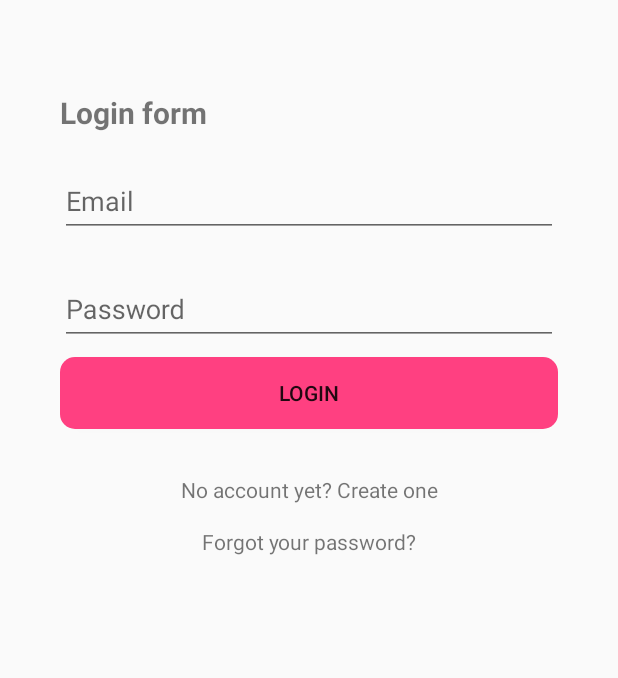
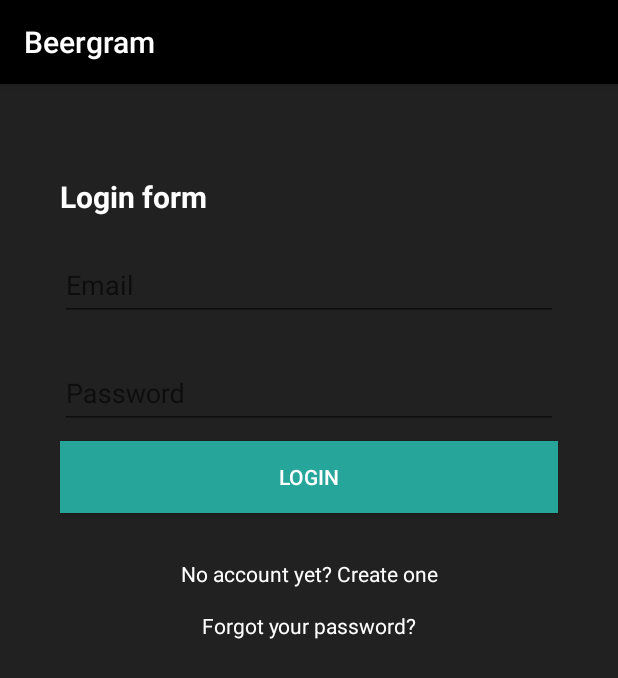
Before and after one commit to Mobile-APPs-Android/Dream-Team, an Android app: the screen it shows after launch (LoginActivity), on a phone screen of 412 x 824 dp. Shown: the top 678 px of the screen. Run offline under Robolectric (Android 15) with nearby library versions, the phone set to English and light mode, and no system bars; our stand-ins replace Dagger/Hilt's generated code, Firebase (no records; nobody signed in at launch, a user with empty details on screens opened directly), RxJava; 2 statements that could not run were skipped.

Commit message:
Create ic_beer.png and make UI changes of Login view

```diff
--- a/Beergram/app/src/main/AndroidManifest.xml
+++ b/Beergram/app/src/main/AndroidManifest.xml
@@ -7,11 +7,11 @@
     <uses-permission android:name="android.permission.INTERNET" />
     <uses-permission android:name="android.permission.WRITE_EXTERNAL_STORAGE" />
     <uses-permission android:name="android.permission.READ_EXTERNAL_STORAGE" />
-    <!-- TODO: must rename  android:label="@string/app_name", it shows the old name of the app-->
+
     <application
         android:name=".BeergramApplication"
         android:allowBackup="true"
-        android:icon="@mipmap/ic_launcher"
+        android:icon="@mipmap/ic_beer"
         android:label="@string/app_name"
         android:supportsRtl="true"
         android:theme="@style/AppTheme">
--- a/Beergram/app/src/main/res/layout/activity_login.xml
+++ b/Beergram/app/src/main/res/layout/activity_login.xml
@@ -9,6 +9,7 @@
     android:paddingRight="@dimen/activity_horizontal_margin"
     android:paddingTop="@dimen/activity_vertical_margin"
     android:orientation="vertical"
+    android:background="#212121"
     tools:context="com.example.dreamteam.beergram.auth.login.LoginActivity">
 
     <FrameLayout
--- a/Beergram/app/src/main/res/layout/fragment_login.xml
+++ b/Beergram/app/src/main/res/layout/fragment_login.xml
@@ -17,6 +17,7 @@
             android:layout_width="match_parent"
             android:layout_height="wrap_content"
             android:text="@string/login_form_title_text"
+            android:textColor="@color/white"
             android:textSize="20sp"
             android:textStyle="bold"
             android:layout_marginBottom="5dp"/>
@@ -32,7 +33,10 @@
                 android:layout_width="match_parent"
                 android:layout_height="wrap_content"
                 android:hint="@string/email_example_text"
-                android:inputType="textEmailAddress" />
+                android:textColorHint="@color/white"
+                android:textColor="@color/white"
+                android:inputType="textEmailAddress"
+                />
         </android.support.design.widget.TextInputLayout>
 
         <android.support.design.widget.TextInputLayout
@@ -46,16 +50,18 @@
                 android:layout_width="match_parent"
                 android:layout_height="wrap_content"
                 android:hint="@string/password_example_text"
+                android:textColorHint="@color/white"
                 android:inputType="textPassword" />
         </android.support.design.widget.TextInputLayout>
 
         <Button
-            android:background="@drawable/login_register_button"
+            android:background="#26A69A"
             android:id="@+id/btn_login"
             android:layout_width="match_parent"
             android:layout_height="wrap_content"
             android:layout_marginBottom="15dp"
-            android:text="@string/login_btn_text" />
+            android:text="@string/login_btn_text"
+            android:textColor="@color/white"/>
 
         <TextView
             android:id="@+id/tv_no_account"
@@ -63,13 +69,15 @@
             android:layout_height="wrap_content"
             android:layout_margin="15dp"
             android:gravity="center"
-            android:text="@string/no_account_text" />
+            android:text="@string/no_account_text"
+            android:textColor="#FFFFFF"/>
 
         <TextView
             android:id="@+id/tv_reset_password"
             android:layout_width="match_parent"
             android:layout_height="wrap_content"
             android:gravity="center"
-            android:text="@string/forgot_password_text" />
+            android:text="@string/forgot_password_text"
+            android:textColor="#FFFFFF"/>
     </LinearLayout>
 </ScrollView>
--- a/Beergram/app/src/main/res/values/colors.xml
+++ b/Beergram/app/src/main/res/values/colors.xml
@@ -34,7 +34,7 @@
     <color name="blue">#2196F3</color>
     <color name="light_blue">#03A9F4</color>
     <color name="cyan">#00BCD4</color>
-    <color name="teal">#009688</color>
+    <color name="teal">#2eecdb</color>
     <color name="green">#4CAF50</color>
     <color name="light_green">#8BC34A</color>
     <color name="lime">#CDDC39</color>
--- a/Beergram/app/src/main/res/values/styles.xml
+++ b/Beergram/app/src/main/res/values/styles.xml
@@ -1,11 +1,11 @@
 <resources>
 
     <!-- Base application theme. -->
-    <style name="AppTheme" parent="@Theme.AppCompat.Light.NoActionBar">
+    <style name="AppTheme" parent="@Theme.AppCompat.Light.DarkActionBar">
         <!-- Customize your theme here. -->
-        <item name="colorPrimary">@color/colorPrimary</item>
-        <item name="colorPrimaryDark">@color/colorPrimaryDark</item>
-        <item name="colorAccent">@color/colorAccent</item>
+        <item name="colorPrimary">#000000</item>
+        <item name="colorPrimaryDark">#424242</item>
+        <item name="colorAccent">#26A69A</item>
     </style>
 
     <!--Product customization-->
```
Also changed, not shown: Beergram/app/src/main/ic_beer-web.png (added), Beergram/app/src/main/res/mipmap-hdpi/ic_beer.png (added), Beergram/app/src/main/res/mipmap-hdpi/ic_launcher.png (deleted), Beergram/app/src/main/res/mipmap-mdpi/ic_beer.png (added), Beergram/app/src/main/res/mipmap-mdpi/ic_launcher.png (deleted), Beergram/app/src/main/res/mipmap-xhdpi/ic_beer.png (added), Beergram/app/src/main/res/mipmap-xhdpi/ic_launcher.png (deleted), Beergram/app/src/main/res/mipmap-xxhdpi/ic_beer.png (added), Beergram/app/src/main/res/mipmap-xxhdpi/ic_launcher.png (deleted), Beergram/app/src/main/res/mipmap-xxxhdpi/ic_beer.png (added), Beergram/app/src/main/res/mipmap-xxxhdpi/ic_launcher.png (deleted).
